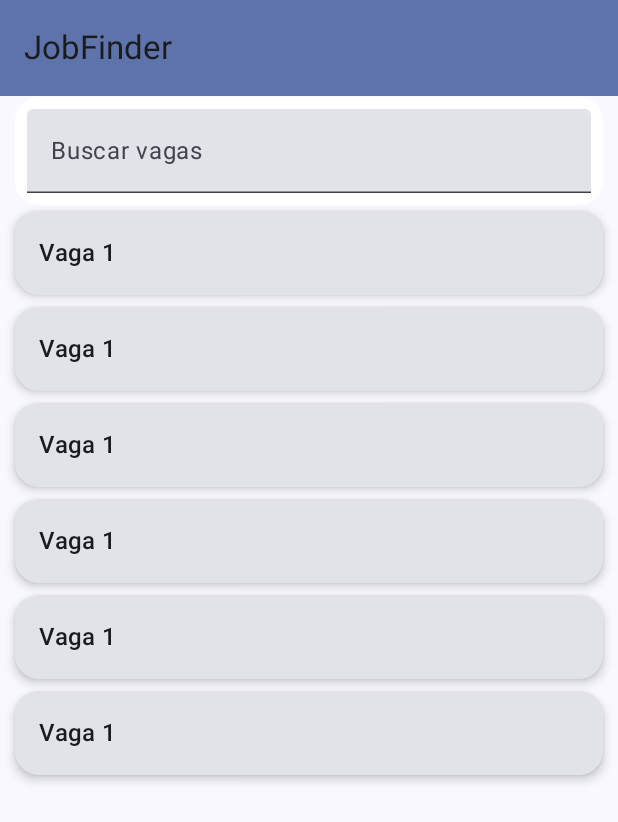
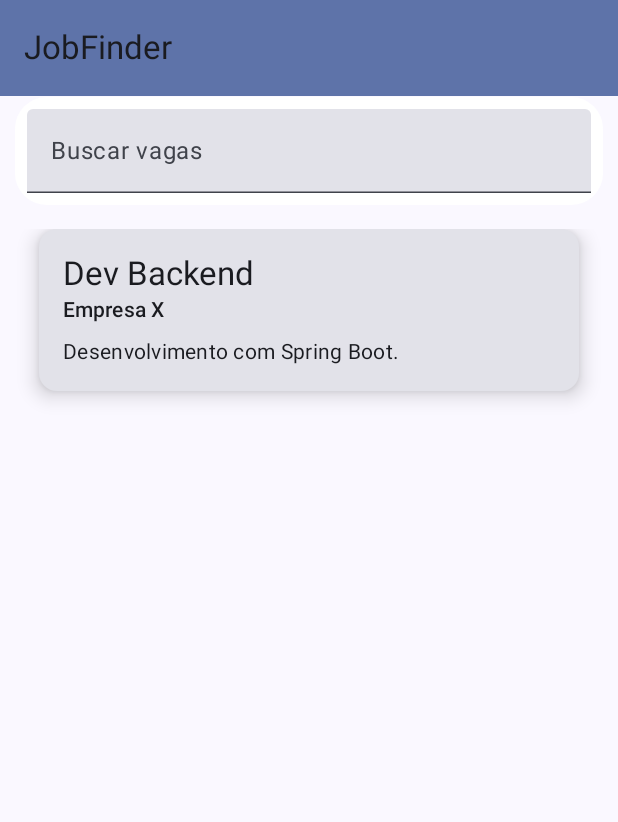
Before and after one commit to compermane/aa1-mob, an Android app built with Jetpack Compose: the screen it shows after launch (MainActivity), on a phone screen of 412 x 824 dp. Shown: the top 822 px of the screen. Run offline under Robolectric (Android 15) with nearby library versions, the phone set to English and light mode, and no system bars; our stand-ins replace Room's generated code.

Commit message:
listagem de vagas

```diff
--- a/app/src/main/AndroidManifest.xml
+++ b/app/src/main/AndroidManifest.xml
@@ -11,6 +11,7 @@
         android:roundIcon="@mipmap/ic_launcher_round"
         android:supportsRtl="true"
         android:theme="@style/Theme.Aa1mob"
+        android:name=".AppApplication"
         tools:targetApi="31">
         <activity
             android:name=".MainActivity"
--- /dev/null
+++ b/app/src/main/java/com/example/aa1_mob/AppAplication.kt
@@ -0,0 +1,36 @@
+package com.example.aa1_mob
+
+import android.app.Application
+import android.content.Context
+import android.util.Log
+import com.example.aa1_mob.repository.JobRepository
+import com.example.aa1_mob.repository.room.AppDatabase
+
+/**
+ * REQUIREMENT:
+ * You need to specify attribute android:name=".AppApplication" in AndroidManifest.xml
+ * Otherwise, this class is not initialized
+ */
+class AppApplication : Application() {
+
+    // instance to obtain dependencies
+    lateinit var container: AppContainer
+
+    override fun onCreate() {
+        super.onCreate()
+        container = AppContainer(this)
+        Log.i("AppApplication", "onCreate")
+    }
+}
+
+/**
+ * We want to limit the visibility of Android-related objects to ViewModels and Composable.
+ *
+ * So, we attach here the repositories to a GameApplication object
+ *    so that we can retrieve them in the AppViewModelProvider.
+ */
+class AppContainer(private val context: Context) {
+    val jobRepository : JobRepository by lazy {
+        JobRepository(AppDatabase.getDatabase(context).jobDao())
+    }
+}
--- a/app/src/main/java/com/example/aa1_mob/HomePageScreen.kt
+++ b/app/src/main/java/com/example/aa1_mob/HomePageScreen.kt
@@ -12,6 +12,7 @@ import androidx.compose.foundation.layout.height
 import androidx.compose.foundation.layout.padding
 import androidx.compose.foundation.layout.width
 import androidx.compose.foundation.lazy.LazyColumn
+import androidx.compose.foundation.lazy.items
 import androidx.compose.foundation.shape.RoundedCornerShape
 import androidx.compose.material3.Card
 import androidx.compose.material3.CardDefaults
@@ -23,6 +24,8 @@ import androidx.compose.material3.TextField
 import androidx.compose.material3.TopAppBar
 import androidx.compose.material3.TopAppBarDefaults
 import androidx.compose.runtime.Composable
+import androidx.compose.runtime.LaunchedEffect
+import androidx.compose.runtime.collectAsState
 import androidx.compose.runtime.getValue
 import androidx.compose.runtime.mutableStateOf
 import androidx.compose.runtime.remember
@@ -33,14 +36,22 @@ import androidx.compose.ui.Modifier
 import androidx.compose.ui.graphics.Color
 import androidx.compose.ui.tooling.preview.Preview
 import androidx.compose.ui.unit.dp
+import androidx.lifecycle.viewmodel.compose.viewModel
+import com.example.aa1_mob.repository.room.models.Job
 import com.example.aa1_mob.ui.theme.Aa1mobTheme
+import com.example.aa1_mob.viewmodel.AppViewModelProvider
+import com.example.aa1_mob.viewmodel.JobViewModel
 import java.nio.file.WatchEvent
 
 @OptIn(ExperimentalMaterial3Api::class)
 @Composable
 fun HomePageScreen(
-    modifier: Modifier = Modifier
+    modifier: Modifier = Modifier,
+    jobViewModel: JobViewModel = viewModel(factory = AppViewModelProvider.Factory)
 ) {
+    LaunchedEffect(Unit) {
+        jobViewModel.insertSampleJobs()
+    }
     Scaffold (
         topBar = {
             TopAppBar(
@@ -60,7 +71,7 @@ fun HomePageScreen(
         ) {
             Spacer(modifier = Modifier.padding(vertical = 27.dp))
             SearchBar()
-            JobList()
+            JobList(jobViewModel)
         }
     }
 }
@@ -72,7 +83,7 @@ fun SearchBar() {
     Row(
         modifier = Modifier
             .fillMaxWidth()
-            .background(Color.White, shape = RoundedCornerShape(16.dp))
+            .background(Color.White, shape = RoundedCornerShape(21.dp))
             .padding(8.dp),
         verticalAlignment = Alignment.CenterVertically
     ) {
@@ -86,37 +97,35 @@ fun SearchBar() {
 }
 
 @Composable
-fun JobCard() {
+fun JobCard(job : Job) {
     Card(
-        shape = RoundedCornerShape(16.dp),
-        elevation = CardDefaults.cardElevation(4.dp),
         modifier = Modifier
-            .fillMaxWidth()
-            .padding(vertical = 4.dp)
+            .fillMaxWidth(),
+        elevation = CardDefaults.cardElevation(8.dp)
     ) {
         Column(modifier = Modifier.padding(16.dp)) {
-            Row(verticalAlignment = Alignment.CenterVertically) {
-                Text(
-                    text = "Vaga 1",
-                    style = MaterialTheme.typography.titleMedium,
-                    modifier = Modifier.weight(1f)
-                )
-                Spacer(modifier = Modifier.width(8.dp))
-            }
+            Text(text = job.titulo, style = MaterialTheme.typography.titleLarge)
+            Text(text = job.empresa, style = MaterialTheme.typography.labelLarge)
+            Spacer(modifier = Modifier.height(8.dp))
+            Text(text = job.descricao, style = MaterialTheme.typography.bodyMedium)
         }
     }
 }
 
 @Composable
-fun JobList() {
+fun JobList(viewModel: JobViewModel) {
+    val jobList by viewModel.jobs.collectAsState()
+
     LazyColumn(
-        content = {
-            items(6) {
-                JobCard()
-            }
-        },
-        modifier = Modifier.fillMaxHeight()
-    )
+        modifier = Modifier
+            .fillMaxSize()
+            .padding(16.dp)
+    ) {
+        items(jobList) { job ->
+            JobCard(job)
+            Spacer(modifier = Modifier.height(12.dp))
+        }
+    }
 }
 
 @Preview(showBackground = true)
--- a/app/src/main/java/com/example/aa1_mob/repository/JobRepository.kt
+++ b/app/src/main/java/com/example/aa1_mob/repository/JobRepository.kt
@@ -1,4 +1,13 @@
 package com.example.aa1_mob.repository
 
-class JobRepository {
+import com.example.aa1_mob.repository.room.dao.JobDao
+import com.example.aa1_mob.repository.room.models.Job
+import kotlinx.coroutines.flow.Flow
+
+class JobRepository(private val dao: JobDao) {
+    val allJobs: Flow<List<Job>> = dao.getAllJobs()
+
+    suspend fun insert(job: Job) {
+        dao.insertJob(job)
+    }
 }
--- a/app/src/main/java/com/example/aa1_mob/repository/room/AppDatabase.kt
+++ b/app/src/main/java/com/example/aa1_mob/repository/room/AppDatabase.kt
@@ -1,6 +1,8 @@
 package com.example.aa1_mob.repository.room
 
+import android.content.Context
 import androidx.room.Database
+import androidx.room.Room
 import androidx.room.RoomDatabase
 import com.example.aa1_mob.repository.room.dao.JobDao
 import com.example.aa1_mob.repository.room.dao.UserDao
@@ -12,7 +14,21 @@ import com.example.aa1_mob.repository.room.models.User
     entities = [Job::class, User::class, JobUser::class],
     version = 1
 )
-abstract class JobDatabase : RoomDatabase() {
+abstract class AppDatabase : RoomDatabase() {
     abstract fun jobDao(): JobDao
     abstract fun userDao(): UserDao
+
+    companion object {
+
+        @Volatile
+        private var Instance: AppDatabase? = null
+
+        fun getDatabase(context: Context): AppDatabase {
+            return Instance ?: synchronized(this) {
+                Room.databaseBuilder(context, AppDatabase::class.java, "app_database")
+                    .build()
+                    .also { Instance = it }
+            }
+        }
+    }
 }
--- a/app/src/main/java/com/example/aa1_mob/repository/room/dao/JobDao.kt
+++ b/app/src/main/java/com/example/aa1_mob/repository/room/dao/JobDao.kt
@@ -1,12 +1,14 @@
 package com.example.aa1_mob.repository.room.dao
 
 import androidx.room.*
+import com.example.aa1_mob.repository.room.models.Job
+import com.example.aa1_mob.repository.room.models.JobWithUsers
 import kotlinx.coroutines.flow.Flow
 
 @Dao
 interface JobDao {
 
-    @Query("SELECT * FROM job_table")
+    @Query("SELECT * FROM job")
     fun getAllJobs(): Flow<List<Job>>
 
     @Insert
@@ -16,6 +18,6 @@ interface JobDao {
     suspend fun deleteJob(job: Job)
 
     @Transaction
-    @Query("SELECT * FROM job_table WHERE id = :jobId")
+    @Query("SELECT * FROM job WHERE idJob = :jobId")
     fun getJobWithUsers(jobId: Int): Flow<JobWithUsers>
 }
--- a/app/src/main/java/com/example/aa1_mob/repository/room/dao/UserDao.kt
+++ b/app/src/main/java/com/example/aa1_mob/repository/room/dao/UserDao.kt
@@ -19,7 +19,7 @@ interface UserDao {
     suspend fun deleteUser(user: User)
 
     @Transaction
-    @Query("SELECT * FROM user WHERE id = :userId")
+    @Query("SELECT * FROM user WHERE idUser = :userId")
     fun getUserWithJobs(userId: Int): Flow<UserWithJobs>
 
     @Insert(onConflict = OnConflictStrategy.IGNORE)
--- a/app/src/main/java/com/example/aa1_mob/repository/room/models/Job.kt
+++ b/app/src/main/java/com/example/aa1_mob/repository/room/models/Job.kt
@@ -6,7 +6,7 @@ import androidx.room.PrimaryKey
 @Entity(tableName = "job")
 data class Job (
     @PrimaryKey(autoGenerate = true)
-    val id          : Int = 0,
+    val idJob       : Int = 0,
     val titulo      : String,
     val empresa     : String,
     val descricao   : String,
--- a/app/src/main/java/com/example/aa1_mob/repository/room/models/JobUser.kt
+++ b/app/src/main/java/com/example/aa1_mob/repository/room/models/JobUser.kt
@@ -1,9 +1,10 @@
 package com.example.aa1_mob.repository.room.models
 
 import androidx.room.Entity
+import androidx.room.ForeignKey
 
-@Entity(primaryKeys = ["jobId", "userId"])
+@Entity(primaryKeys = ["idJob", "idUser"])
 data class JobUser (
-    val jobId  : Int,
-    val userId : Int
+    val idJob  : Int,
+    val idUser : Int
 )
--- a/app/src/main/java/com/example/aa1_mob/repository/room/models/JobWIthUsers.kt
+++ b/app/src/main/java/com/example/aa1_mob/repository/room/models/JobWIthUsers.kt
@@ -8,8 +8,8 @@ import com.example.aa1_mob.repository.room.models.User
 data class JobWithUsers(
     @Embedded val job: Job,
     @Relation(
-        parentColumn = "id",
-        entityColumn = "id",
+        parentColumn = "idJob",
+        entityColumn = "idUser",
         associateBy = Junction(JobUser::class)
     )
     val users: List<User>
--- a/app/src/main/java/com/example/aa1_mob/repository/room/models/User.kt
+++ b/app/src/main/java/com/example/aa1_mob/repository/room/models/User.kt
@@ -6,8 +6,8 @@ import androidx.room.PrimaryKey
 @Entity(tableName = "user")
 data class User (
     @PrimaryKey(autoGenerate = true)
-    val id    : Int = 0,
-    val nome  : String,
-    val email : String,
-    val senha : String
+    val idUser : Int = 0,
+    val nome   : String,
+    val email  : String,
+    val senha  : String
 )
--- a/app/src/main/java/com/example/aa1_mob/repository/room/models/UserWIthJobs.kt
+++ b/app/src/main/java/com/example/aa1_mob/repository/room/models/UserWIthJobs.kt
@@ -7,8 +7,8 @@ import androidx.room.Relation
 data class UserWithJobs(
     @Embedded val user: User,
     @Relation(
-        parentColumn = "id",
-        entityColumn = "id",
+        parentColumn = "idUser",
+        entityColumn = "idJob",
         associateBy = Junction(JobUser::class)
     )
     val jobs: List<Job>
--- /dev/null
+++ b/app/src/main/java/com/example/aa1_mob/viewmodel/AppViewModelProvider.kt
@@ -0,0 +1,24 @@
+package com.example.aa1_mob.viewmodel
+
+import androidx.lifecycle.ViewModelProvider.AndroidViewModelFactory
+import androidx.lifecycle.viewmodel.CreationExtras
+import androidx.lifecycle.viewmodel.initializer
+import androidx.lifecycle.viewmodel.viewModelFactory
+import com.example.aa1_mob.AppApplication
+
+
+/**
+ * Provides Factory to create instance of ViewModel for the entire app
+ */
+object AppViewModelProvider {
+    val Factory = viewModelFactory {
+
+        // Initializer for JobViewModel
+        initializer {
+            JobViewModel(appApplication().container.jobRepository)
+        }
+
+    }
+}
+
+fun CreationExtras.appApplication() : AppApplication = (this[AndroidViewModelFactory.APPLICATION_KEY] as AppApplication)
--- /dev/null
+++ b/app/src/main/java/com/example/aa1_mob/viewmodel/JobViewModel.kt
@@ -0,0 +1,36 @@
+package com.example.aa1_mob.viewmodel
+
+import androidx.lifecycle.ViewModel
+import androidx.lifecycle.viewModelScope
+import com.example.aa1_mob.repository.JobRepository
+import com.example.aa1_mob.repository.room.models.Job
+import kotlinx.coroutines.flow.SharingStarted
+import kotlinx.coroutines.flow.StateFlow
+import kotlinx.coroutines.flow.stateIn
+import kotlinx.coroutines.launch
+
+class JobViewModel(private val repository: JobRepository) : ViewModel() {
+    val jobs : StateFlow<List<Job>> = repository.allJobs
+        .stateIn(
+            scope = viewModelScope,
+            started = SharingStarted.WhileSubscribed(5000),
+            initialValue = emptyList()
+        )
+
+    fun insert(job : Job) = viewModelScope.launch {
+        repository.insert(job)
+    }
+
+    fun insertSampleJobs() {
+        viewModelScope.launch {
+            repository.insert(
+                Job(
+                    titulo = "Dev Backend",
+                    descricao = "Desenvolvimento com Spring Boot.",
+                    empresa = "Empresa X",
+                    localizacao = "São Carlos"
+                )
+            )
+        }
+    }
+}
```
